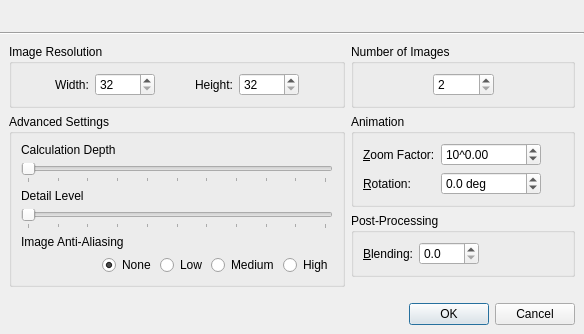
Above: src/generateseriesdialog.ui from mimecorg/fraqtive before the change. Below: the same form after it.
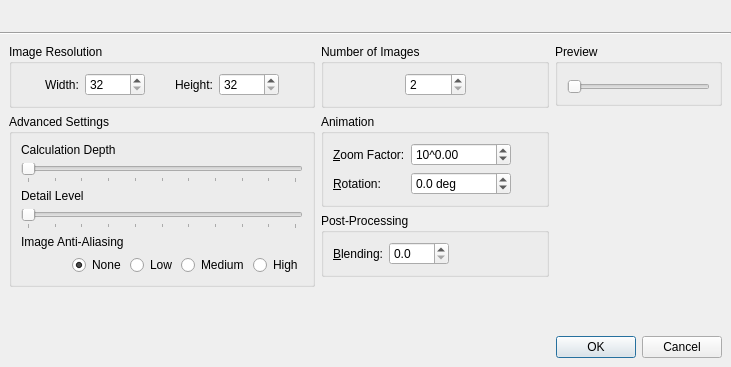
That is the form after the change. Custom widgets are drawn as their Qt base class.

Commit message: added preview to the generate series dialog

```diff
--- a/src/generateseriesdialog.ui
+++ b/src/generateseriesdialog.ui
@@ -6,8 +6,8 @@
    <rect>
     <x>0</x>
     <y>0</y>
-    <width>584</width>
-    <height>334</height>
+    <width>731</width>
+    <height>367</height>
    </rect>
   </property>
   <property name="windowTitle">
@@ -48,8 +48,12 @@
    </item>
    <item>
     <widget class="QWidget" name="mainWidget" native="true">
-     <layout class="QGridLayout" name="gridLayout" columnstretch="3,2">
-      <item row="0" column="0">
+     <layout class="QVBoxLayout" name="verticalLayout_4">
+      <item>
+       <layout class="QHBoxLayout" name="horizontalLayout_4">
+        <item>
+         <layout class="QVBoxLayout" name="verticalLayout_2">
+          <item>
        <widget class="QGroupBox" name="groupBox">
         <property name="title">
          <string>Image Resolution</string>
@@ -158,58 +162,7 @@
         </layout>
        </widget>
       </item>
-      <item row="0" column="1">
-       <widget class="QGroupBox" name="groupBox_3">
-        <property name="title">
-         <string>Number of Images</string>
-        </property>
-        <layout class="QHBoxLayout" name="horizontalLayout_2">
          <item>
-          <spacer name="imageSpacer">
-           <property name="orientation">
-            <enum>Qt::Horizontal</enum>
-           </property>
-           <property name="sizeHint" stdset="0">
-            <size>
-             <width>40</width>
-             <height>20</height>
-            </size>
-           </property>
-          </spacer>
-         </item>
-         <item>
-          <widget class="QSpinBox" name="spinImages">
-           <property name="minimumSize">
-            <size>
-             <width>60</width>
-             <height>0</height>
-            </size>
-           </property>
-           <property name="minimum">
-            <number>2</number>
-           </property>
-           <property name="maximum">
-            <number>10000</number>
-           </property>
-          </widget>
-         </item>
-         <item>
-          <spacer name="horizontalSpacer">
-           <property name="orientation">
-            <enum>Qt::Horizontal</enum>
-           </property>
-           <property name="sizeHint" stdset="0">
-            <size>
-             <width>63</width>
-             <height>20</height>
-            </size>
-           </property>
-          </spacer>
-         </item>
-        </layout>
-       </widget>
-      </item>
-      <item row="1" column="0" rowspan="3">
        <widget class="QGroupBox" name="groupBox_2">
         <property name="title">
          <string>Advanced Settings</string>
@@ -334,7 +287,75 @@
         </layout>
        </widget>
       </item>
-      <item row="1" column="1">
+          <item>
+           <spacer name="spacer_3">
+            <property name="orientation">
+             <enum>Qt::Vertical</enum>
+            </property>
+            <property name="sizeHint" stdset="0">
+             <size>
+              <width>20</width>
+              <height>0</height>
+             </size>
+            </property>
+           </spacer>
+          </item>
+         </layout>
+        </item>
+        <item>
+         <layout class="QVBoxLayout" name="verticalLayout_3">
+          <item>
+           <widget class="QGroupBox" name="groupBox_3">
+            <property name="title">
+             <string>Number of Images</string>
+            </property>
+            <layout class="QHBoxLayout" name="horizontalLayout_2">
+             <item>
+              <spacer name="imageSpacer">
+               <property name="orientation">
+                <enum>Qt::Horizontal</enum>
+               </property>
+               <property name="sizeHint" stdset="0">
+                <size>
+                 <width>40</width>
+                 <height>20</height>
+                </size>
+               </property>
+              </spacer>
+             </item>
+             <item>
+              <widget class="QSpinBox" name="spinImages">
+               <property name="minimumSize">
+                <size>
+                 <width>60</width>
+                 <height>0</height>
+                </size>
+               </property>
+               <property name="minimum">
+                <number>2</number>
+               </property>
+               <property name="maximum">
+                <number>10000</number>
+               </property>
+              </widget>
+             </item>
+             <item>
+              <spacer name="horizontalSpacer">
+               <property name="orientation">
+                <enum>Qt::Horizontal</enum>
+               </property>
+               <property name="sizeHint" stdset="0">
+                <size>
+                 <width>63</width>
+                 <height>20</height>
+                </size>
+               </property>
+              </spacer>
+             </item>
+            </layout>
+           </widget>
+          </item>
+          <item>
        <widget class="QGroupBox" name="groupBox_4">
         <property name="title">
          <string>Animation</string>
@@ -423,43 +444,7 @@
         </layout>
        </widget>
       </item>
-      <item row="3" column="1" rowspan="2">
-       <spacer name="verticalSpacer">
-        <property name="orientation">
-         <enum>Qt::Vertical</enum>
-        </property>
-        <property name="sizeHint" stdset="0">
-         <size>
-          <width>20</width>
-          <height>0</height>
-         </size>
-        </property>
-       </spacer>
-      </item>
-      <item row="4" column="0">
-       <spacer name="spacer_3">
-        <property name="orientation">
-         <enum>Qt::Vertical</enum>
-        </property>
-        <property name="sizeHint" stdset="0">
-         <size>
-          <width>20</width>
-          <height>0</height>
-         </size>
-        </property>
-       </spacer>
-      </item>
-      <item row="5" column="0" colspan="2">
-       <widget class="QDialogButtonBox" name="buttonBox">
-        <property name="orientation">
-         <enum>Qt::Horizontal</enum>
-        </property>
-        <property name="standardButtons">
-         <set>QDialogButtonBox::Cancel|QDialogButtonBox::Ok</set>
-        </property>
-       </widget>
-      </item>
-      <item row="2" column="1">
+          <item>
        <widget class="QGroupBox" name="groupBox_5">
         <property name="title">
          <string>Post-Processing</string>
@@ -510,6 +495,82 @@
         </layout>
        </widget>
       </item>
+          <item>
+           <spacer name="verticalSpacer">
+            <property name="orientation">
+             <enum>Qt::Vertical</enum>
+            </property>
+            <property name="sizeHint" stdset="0">
+             <size>
+              <width>20</width>
+              <height>0</height>
+             </size>
+            </property>
+           </spacer>
+          </item>
+         </layout>
+        </item>
+        <item>
+         <layout class="QVBoxLayout" name="_3">
+          <item>
+           <widget class="QGroupBox" name="groupPreview">
+            <property name="title">
+             <string>Preview</string>
+            </property>
+            <layout class="QVBoxLayout" name="_5">
+             <item>
+              <widget class="ViewContainer" name="viewContainer" native="true">
+               <property name="sizePolicy">
+                <sizepolicy hsizetype="Minimum" vsizetype="Minimum">
+                 <horstretch>0</horstretch>
+                 <verstretch>0</verstretch>
+                </sizepolicy>
+               </property>
+              </widget>
+             </item>
+             <item>
+              <widget class="QSlider" name="animSlider">
+               <property name="maximum">
+                <number>100</number>
+               </property>
+               <property name="pageStep">
+                <number>1</number>
+               </property>
+               <property name="orientation">
+                <enum>Qt::Horizontal</enum>
+               </property>
+              </widget>
+             </item>
+            </layout>
+           </widget>
+          </item>
+          <item>
+           <spacer>
+            <property name="orientation">
+             <enum>Qt::Vertical</enum>
+            </property>
+            <property name="sizeHint" stdset="0">
+             <size>
+              <width>20</width>
+              <height>0</height>
+             </size>
+            </property>
+           </spacer>
+          </item>
+         </layout>
+        </item>
+       </layout>
+      </item>
+      <item>
+       <widget class="QDialogButtonBox" name="buttonBox">
+        <property name="orientation">
+         <enum>Qt::Horizontal</enum>
+        </property>
+        <property name="standardButtons">
+         <set>QDialogButtonBox::Cancel|QDialogButtonBox::Ok</set>
+        </property>
+       </widget>
+      </item>
      </layout>
     </widget>
    </item>
@@ -522,6 +583,12 @@
    <header>xmlui/gradientwidget.h</header>
    <container>1</container>
   </customwidget>
+  <customwidget>
+   <class>ViewContainer</class>
+   <extends>QWidget</extends>
+   <header>viewcontainer.h</header>
+   <container>1</container>
+  </customwidget>
   <customwidget>
    <class>DoubleSlider</class>
    <extends>QSlider</extends>
```
Lines whose indentation alone changed are shown as unchanged. The commit also changes 3 other files.
